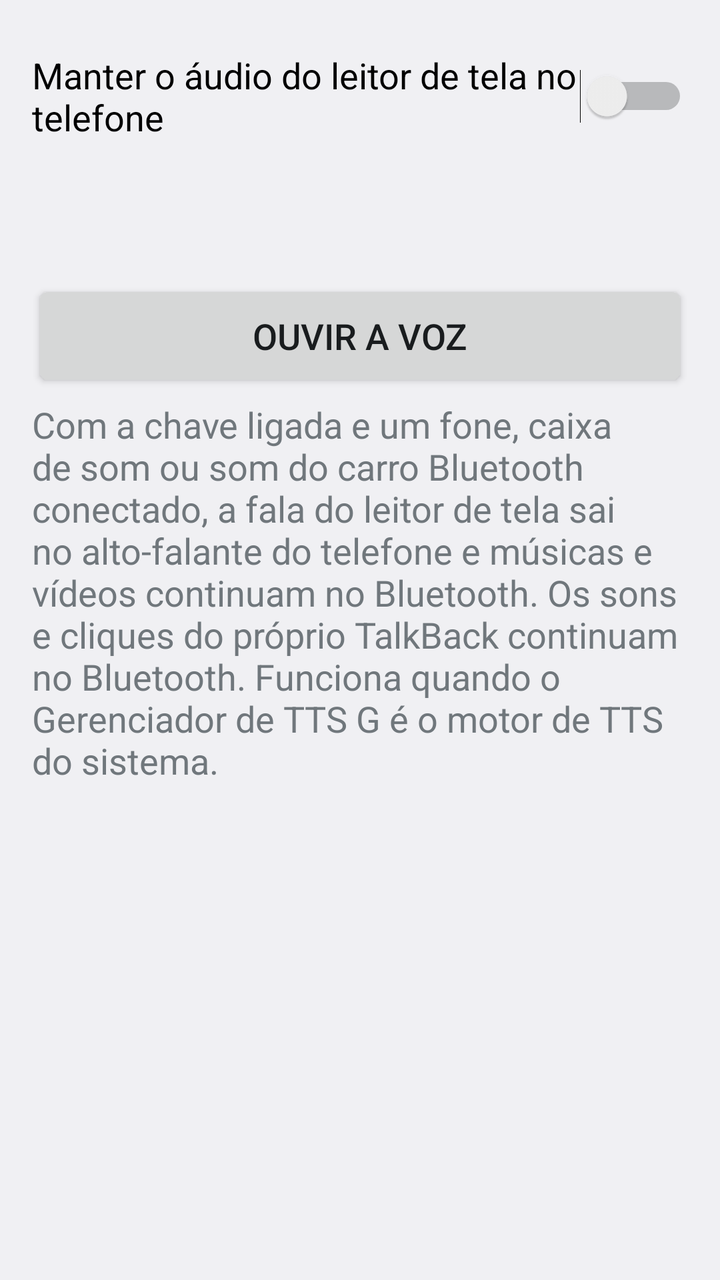
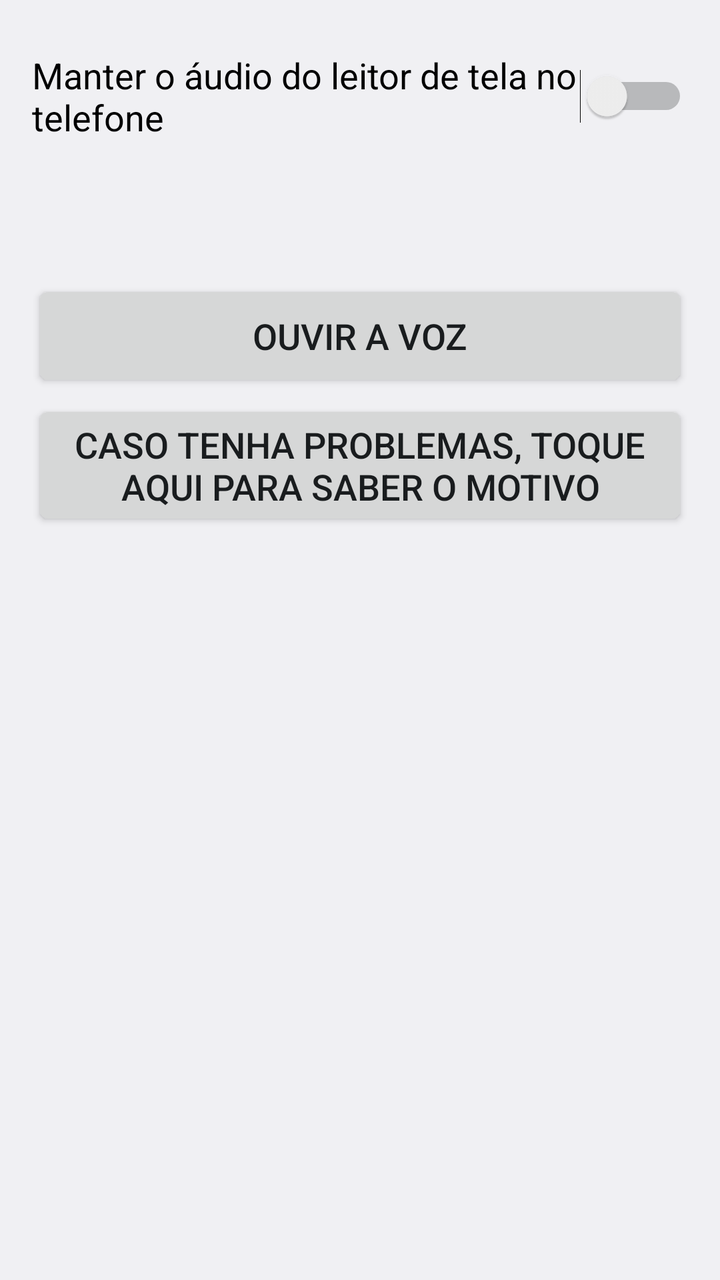

The first picture is an Android layout as it rendered before a commit; the second is the same layout after the commit. The layout source and the unified diff follow.
<!-- AndroidManifest.xml: application theme AppTheme -->
<!-- res/layout/activity_audio.xml -->
<?xml version="1.0" encoding="utf-8"?>
<ScrollView xmlns:android="http://schemas.android.com/apk/res/android"
    android:layout_width="match_parent"
    android:layout_height="match_parent"
    android:fillViewport="true">

    <LinearLayout
        android:layout_width="match_parent"
        android:layout_height="wrap_content"
        android:orientation="vertical"
        android:padding="16dp">

        <Switch
            android:id="@+id/switch_keep_phone"
            style="@style/Row"
            android:text="@string/keep_on_phone" />

        <TextView
            android:id="@+id/txt_status"
            style="@style/Row"
            android:accessibilityLiveRegion="polite"
            android:focusable="true" />

        <Button
            android:id="@+id/btn_test"
            style="@style/Row"
            android:text="@string/listen" />

        <TextView
            style="@style/Row"
            android:focusable="true"
            android:text="@string/audio_note" />
    </LinearLayout>
</ScrollView>
<!-- resources referenced by this layout -->
<resources>
  <string name="audio_note">Com a chave ligada e um fone, caixa de som ou som do carro Bluetooth conectado, a fala do leitor de tela sai no alto-falante do telefone e músicas e vídeos continuam no Bluetooth. Os sons e cliques do próprio TalkBack continuam no Bluetooth. Funciona quando o Gerenciador de TTS G é o motor de TTS do sistema.</string>
  <string name="keep_on_phone">Manter o áudio do leitor de tela no telefone</string>
  <string name="listen">Ouvir a voz</string>
  <style name="Row">
          <item name="android:layout_width">match_parent</item>
          <item name="android:layout_height">wrap_content</item>
          <item name="android:minHeight">56dp</item>
          <item name="android:layout_marginTop">4dp</item>
          <item name="android:textSize">18sp</item>
      </style>
  <style name="AppTheme" parent="android:Theme.Material.Light.DarkActionBar" />
</resources>

<!-- the commit's change to res/layout/activity_audio.xml (unified diff, before → after) -->
@@ -26,9 +26,9 @@
             style="@style/Row"
             android:text="@string/listen" />
 
-        <TextView
+        <Button
+            android:id="@+id/btn_help"
             style="@style/Row"
-            android:focusable="true"
-            android:text="@string/audio_note" />
+            android:text="@string/audio_help_button" />
     </LinearLayout>
 </ScrollView>
<!-- resource entries referenced after the edit -->
@@ -1,6 +1,6 @@
 <!-- resources referenced by this layout -->
 <resources>
-  <string name="audio_note">Com a chave ligada e um fone, caixa de som ou som do carro Bluetooth conectado, a fala do leitor de tela sai no alto-falante do telefone e músicas e vídeos continuam no Bluetooth. Os sons e cliques do próprio TalkBack continuam no Bluetooth. Funciona quando o Gerenciador de TTS G é o motor de TTS do sistema.</string>
+  <string name="audio_help_button">Caso tenha problemas, toque aqui para saber o motivo</string>
   <string name="keep_on_phone">Manter o áudio do leitor de tela no telefone</string>
   <string name="listen">Ouvir a voz</string>
   <style name="Row">
